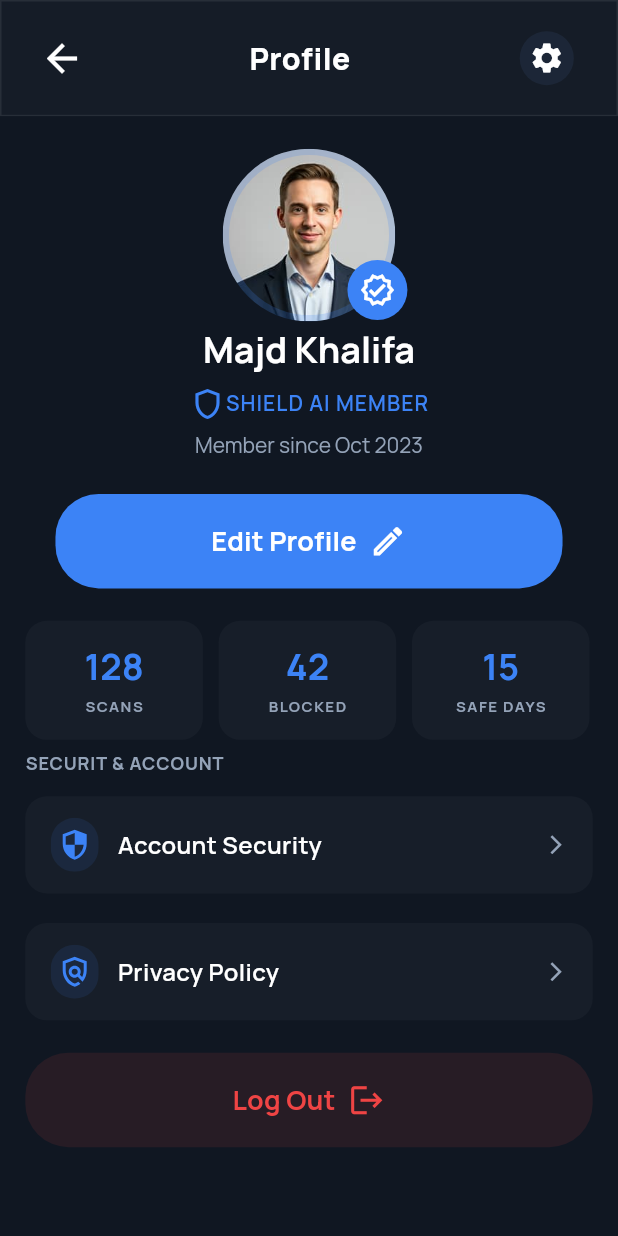
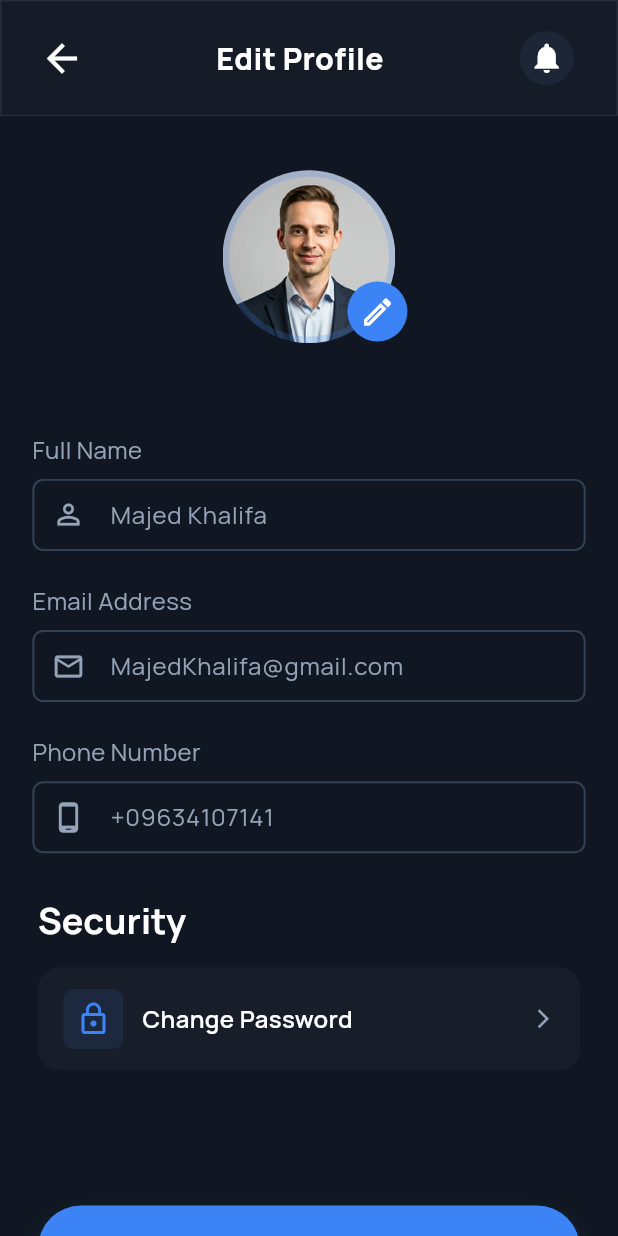
Before and after one commit to Ahmad230798/Syrian-currency, a Flutter app: the screen it shows after launch, on a phone screen of 412 x 824 dp. Run offline on Flutter 3.47's test engine with Material 3 defaults, Android fonts, the phone set to English and light mode, and no system bars; our stand-ins replace dotted_border, flutter_screenutil, flutter_svg.

Commit message:
adiing some common widgets like image holder and options card finished the edite profile ui screen

```diff
--- a/lib/core/routing/app_route.dart
+++ b/lib/core/routing/app_route.dart
@@ -2,6 +2,7 @@ import 'package:flutter/material.dart';
 import 'package:syrian_currency/core/routing/routes.dart';
 import 'package:syrian_currency/feature/auth/pages/login_screen.dart';
 import 'package:syrian_currency/feature/auth/pages/signup_screen.dart';
+import 'package:syrian_currency/feature/edite_profile/ui/edit_profile_screen.dart';
 import 'package:syrian_currency/feature/home/ui/home_screeen.dart';
 import 'package:syrian_currency/feature/onbording/page_cntroller.dart';
 import 'package:syrian_currency/feature/profile/ui/profile_screen.dart';
@@ -22,6 +23,8 @@ class AppRoute {
         return MaterialPageRoute(builder: (_) => ScanResultScreen());
       case Routes.profile:
         return MaterialPageRoute(builder: (_) => ProfileScreen());
+      case Routes.editProfile:
+        return MaterialPageRoute(builder: (_) => EditProfileScreen());
       default:
         return MaterialPageRoute(
           builder: (_) => Scaffold(
--- a/lib/core/routing/routes.dart
+++ b/lib/core/routing/routes.dart
@@ -5,4 +5,5 @@ class Routes {
   static const String home = '/home';
   static const String scanResult = '/scanResult';
   static const String profile = '/profile';
+  static const String editProfile = '/editProfile';
 }
--- a/lib/core/widgets/app_bottom.dart
+++ b/lib/core/widgets/app_bottom.dart
@@ -64,7 +64,7 @@ class AppBottom extends StatelessWidget {
               style:
                   textStyle ??
                   AppTextStyle.font18bold.copyWith(
-                    color: color ?? Colors.white,
+                    color: textcolor ?? Colors.white,
                   ),
               textAlign: TextAlign.center,
             ),
--- a/lib/feature/profile/widgets/security_and_account_card.dart
+++ b/lib/core/widgets/options_card.dart
@@ -1,16 +1,17 @@
 import 'package:flutter/material.dart';
 import 'package:flutter_screenutil/flutter_screenutil.dart';
-import 'package:flutter_svg/flutter_svg.dart';
 import 'package:syrian_currency/core/constants/app_color.dart';
 import 'package:syrian_currency/core/constants/app_text_style.dart';
 
-class SecurityAndAccountCard extends StatelessWidget {
+class OptionsCard extends StatelessWidget {
   final Widget widget;
   final String text;
-  const SecurityAndAccountCard({
+  final IconData? icon;
+  const OptionsCard({
     super.key,
     required this.widget,
     required this.text,
+    this.icon,
   });
 
   @override
@@ -34,7 +35,11 @@ class SecurityAndAccountCard extends StatelessWidget {
             ),
           ),
           Spacer(),
-          Icon(Icons.arrow_forward_ios, color: AppColor.grayText, size: 15),
+          Icon(
+            icon ?? Icons.arrow_forward_ios,
+            color: AppColor.grayText,
+            size: 15,
+          ),
         ],
       ),
     );
--- /dev/null
+++ b/lib/core/widgets/profile_image_holder.dart
@@ -0,0 +1,41 @@
+import 'package:flutter/material.dart';
+import 'package:flutter_screenutil/flutter_screenutil.dart';
+import 'package:syrian_currency/core/constants/app_color.dart';
+
+class ProfileImageHolder extends StatelessWidget {
+  final String imagePath;
+  final IconData icon;
+  const ProfileImageHolder({super.key, required this.imagePath, required this.icon});
+
+  @override
+  Widget build(BuildContext context) {
+    return Stack(
+      children: [
+        Container(
+          width: 128.w,
+          height: 128.h,
+          decoration: BoxDecoration(
+            shape: BoxShape.circle,
+            border: Border.all(
+              strokeAlign: BorderSide.strokeAlignInside,
+              color: AppColor.blue.withOpacity(0.2),
+              width: 4.w,
+              style: BorderStyle.solid,
+            ),
+            image: DecorationImage(
+              image: AssetImage(imagePath),
+            ),
+          ),
+        ),
+        Positioned(
+          bottom: 1,
+          right: 2,
+          child: CircleAvatar(
+            backgroundColor: AppColor.blue,
+            child: Icon(icon, color: Colors.white),
+          ),
+        ),
+      ],
+    );
+  }
+}
--- a/lib/feature/auth/pages/login_screen.dart
+++ b/lib/feature/auth/pages/login_screen.dart
@@ -54,7 +54,7 @@ class LoginScreen extends StatelessWidget {
                                 style: AppTextStyle.font24bold,
                               ),
                               SizedBox(height: 32),
-                              LogInForm(),
+                              const LogInForm(),
                             ],
                           ),
                         ),
--- a/lib/feature/auth/pages/signup_screen.dart
+++ b/lib/feature/auth/pages/signup_screen.dart
@@ -51,7 +51,7 @@ class SignupScreen extends StatelessWidget {
                             ),
                           ),
                           SizedBox(height: 32.h),
-                          SignUpForm(),
+                          const SignUpForm(),
                           SizedBox(height: 32.h),
                           Divider(color: AppColor.gray, height: 0.1),
                           SizedBox(height: 24.h),
--- /dev/null
+++ b/lib/feature/edite_profile/ui/edit_profile_screen.dart
@@ -0,0 +1,76 @@
+import 'package:flutter/material.dart';
+import 'package:flutter_screenutil/flutter_screenutil.dart';
+import 'package:syrian_currency/core/constants/app_color.dart';
+import 'package:syrian_currency/core/constants/app_text_style.dart';
+import 'package:syrian_currency/core/widgets/app_bottom.dart';
+import 'package:syrian_currency/core/widgets/my_app_bar.dart';
+import 'package:syrian_currency/core/widgets/options_card.dart';
+import 'package:syrian_currency/core/widgets/profile_image_holder.dart';
+import 'package:syrian_currency/feature/edite_profile/widgets/profile_form.dart';
+
+class EditProfileScreen extends StatelessWidget {
+  const EditProfileScreen({super.key});
+
+  @override
+  Widget build(BuildContext context) {
+    return Scaffold(
+      body: SafeArea(
+        child: Column(
+          children: [
+            MyAppBar(title: "Edit Profile"),
+
+            Expanded(
+              child: SingleChildScrollView(
+                child: Column(
+                  children: [
+                    40.verticalSpace,
+                    ProfileImageHolder(
+                      imagePath: "assets/images/profile_image.png",
+                      icon: Icons.edit_outlined,
+                    ),
+                    66.verticalSpace,
+                    ProfileForm(),
+                    32.verticalSpace,
+                    Padding(
+                      padding: EdgeInsets.symmetric(horizontal: 24.w),
+                      child: Column(
+                        crossAxisAlignment: CrossAxisAlignment.start,
+                        children: [
+                          Text("Security", style: AppTextStyle.font24bold),
+                          17.verticalSpace,
+                          OptionsCard(
+                            widget: Container(
+                              width: 40,
+                              height: 40,
+                              decoration: BoxDecoration(
+                                color: AppColor.blue.withOpacity(0.1),
+                                borderRadius: BorderRadius.circular(8.r),
+                              ),
+                              child: Icon(
+                                Icons.lock_outline,
+                                color: AppColor.blue,
+                              ),
+                            ),
+                            text: "Change Password",
+                          ),
+                          100.verticalSpace,
+                          AppBottom(
+                            text: "Save Changes",
+                            textcolor: Colors.black,
+                            icon: Icons.check,
+                            color: Colors.black,
+                          ),
+                          24.verticalSpace,
+                        ],
+                      ),
+                    ),
+                  ],
+                ),
+              ),
+            ),
+          ],
+        ),
+      ),
+    );
+  }
+}
--- /dev/null
+++ b/lib/feature/edite_profile/widgets/profile_form.dart
@@ -0,0 +1,68 @@
+import 'package:flutter/material.dart';
+import 'package:flutter_screenutil/flutter_screenutil.dart';
+import 'package:syrian_currency/core/constants/app_color.dart';
+import 'package:syrian_currency/core/constants/app_text_style.dart';
+import 'package:syrian_currency/core/widgets/app_text_form_field.dart';
+
+class ProfileForm extends StatelessWidget {
+  const ProfileForm({super.key});
+
+  @override
+  Widget build(BuildContext context) {
+    return Padding(
+      padding: EdgeInsets.symmetric(horizontal: 24.h),
+      child: Column(
+        crossAxisAlignment: CrossAxisAlignment.start,
+        children: [
+          Text(
+            "Full Name",
+            style: AppTextStyle.font16medium.copyWith(
+              fontWeight: FontWeight.w400,
+            ),
+          ),
+          8.verticalSpace,
+          AppTextFormField(
+            hinttText: "Majed Khalifa",
+            prefixIcone: Icon(
+              Icons.person_outline,
+              color: AppColor.grayText,
+              size: 22,
+            ),
+          ),
+          24.verticalSpace,
+          Text(
+            "Email Address",
+            style: AppTextStyle.font16medium.copyWith(
+              fontWeight: FontWeight.w400,
+            ),
+          ),
+          8.verticalSpace,
+          AppTextFormField(
+            hinttText: "MajedKhalifa@gmail.com",
+            prefixIcone: Icon(
+              Icons.email_outlined,
+              color: AppColor.grayText,
+              size: 22,
+            ),
+          ),
+          24.verticalSpace,
+          Text(
+            "Phone Number",
+            style: AppTextStyle.font16medium.copyWith(
+              fontWeight: FontWeight.w400,
+            ),
+          ),
+          8.verticalSpace,
+          AppTextFormField(
+            hinttText: "+09634107141",
+            prefixIcone: Icon(
+              Icons.phone_android_outlined,
+              color: AppColor.grayText,
+              size: 22,
+            ),
+          ),
+        ],
+      ),
+    );
+  }
+}
--- a/lib/feature/home/ui/home_screeen.dart
+++ b/lib/feature/home/ui/home_screeen.dart
@@ -18,7 +18,10 @@ class HomeScreeen extends StatelessWidget {
       body: SafeArea(
         child: Column(
           children: [
-            MyAppBar(title: 'Home', suffixsIcon: SvgPicture.asset("assets/svgs/app_bar_logo.svg"),),
+            MyAppBar(
+              title: 'Home',
+              suffixsIcon: SvgPicture.asset("assets/svgs/app_bar_logo.svg"),
+            ),
             Expanded(
               child: SingleChildScrollView(
                 child: Padding(
@@ -72,7 +75,7 @@ class HomeScreeen extends StatelessWidget {
                                   ),
                                 ),
                                 SizedBox(height: 24.h),
-                                AppBottom(text: "Start System Scan"),
+                                const AppBottom(text: "Start System Scan"),
                               ],
                             ),
                           ),
@@ -83,7 +86,7 @@ class HomeScreeen extends StatelessWidget {
                         width: 1.sw,
                         decoration: BoxDecoration(
                           borderRadius: BorderRadius.circular(32.r),
-                          color:AppColor.mainContainerBackGround
+                          color: AppColor.mainContainerBackGround,
                         ),
                         child: Row(
                           children: [
@@ -127,7 +130,7 @@ class HomeScreeen extends StatelessWidget {
                         ),
                       ),
                       SizedBox(height: 16.h),
-                      ActivitiesList(),
+                      const ActivitiesList(),
                     ],
                   ),
                 ),
--- a/lib/feature/onbording/pages/on_boarding1.dart
+++ b/lib/feature/onbording/pages/on_boarding1.dart
@@ -14,7 +14,7 @@ class OnBoarding1 extends StatelessWidget {
       mainAxisAlignment: MainAxisAlignment.start,
       crossAxisAlignment: CrossAxisAlignment.center,
       children: [
-        OnBoardingHeader(),
+     const   OnBoardingHeader(),
         OnboardingPicHolder(
           imagePath: 'assets/images/onboarding_1image.png',
           isActive: false,
--- a/lib/feature/onbording/pages/on_boarding2.dart
+++ b/lib/feature/onbording/pages/on_boarding2.dart
@@ -13,7 +13,7 @@ class OnBoarding2 extends StatelessWidget {
       mainAxisAlignment: MainAxisAlignment.start,
       crossAxisAlignment: CrossAxisAlignment.center,
       children: [
-        OnBoardingHeader(),
+      const  OnBoardingHeader(),
         SizedBox(height: 33.h),
         Container(
           height: 340.h,
--- a/lib/feature/onbording/pages/on_boarding3.dart
+++ b/lib/feature/onbording/pages/on_boarding3.dart
@@ -14,7 +14,7 @@ class OnBoarding3 extends StatelessWidget {
       mainAxisAlignment: MainAxisAlignment.start,
       crossAxisAlignment: CrossAxisAlignment.center,
       children: [
-        OnBoardingHeader(),
+        const OnBoardingHeader(),
         SizedBox(height: 33.h),
         OnboardingPicHolder(
           color1: Color(0xFF3C83F6).withOpacity(0.02),
--- a/lib/feature/profile/ui/profile_screen.dart
+++ b/lib/feature/profile/ui/profile_screen.dart
@@ -5,8 +5,9 @@ import 'package:syrian_currency/core/constants/app_color.dart';
 import 'package:syrian_currency/core/constants/app_text_style.dart';
 import 'package:syrian_currency/core/widgets/app_bottom.dart';
 import 'package:syrian_currency/core/widgets/my_app_bar.dart';
+import 'package:syrian_currency/core/widgets/profile_image_holder.dart';
 import 'package:syrian_currency/feature/profile/widgets/info_card.dart';
-import 'package:syrian_currency/feature/profile/widgets/security_and_account_card.dart';
+import 'package:syrian_currency/core/widgets/options_card.dart';
 
 class ProfileScreen extends StatelessWidget {
   const ProfileScreen({super.key});
@@ -17,7 +18,7 @@ class ProfileScreen extends StatelessWidget {
       body: SafeArea(
         child: Column(
           children: [
-            MyAppBar(title: "Profile", icon: Icons.settings),
+            const MyAppBar(title: "Profile", icon: Icons.settings),
             Expanded(
               child: SingleChildScrollView(
                 child: Center(
@@ -28,38 +29,9 @@ class ProfileScreen extends StatelessWidget {
                     ),
                     child: Column(
                       children: [
-                        Stack(
-                          children: [
-                            Container(
-                              width: 128.w,
-                              height: 128.h,
-                              decoration: BoxDecoration(
-                                shape: BoxShape.circle,
-                                border: Border.all(
-                                  strokeAlign: BorderSide.strokeAlignInside,
-                                  color: AppColor.blue.withOpacity(0.2),
-                                  width: 4.w,
-                                  style: BorderStyle.solid,
-                                ),
-                                image: DecorationImage(
-                                  image: AssetImage(
-                                    "assets/images/profile_image.png",
-                                  ),
-                                ),
-                              ),
-                            ),
-                            Positioned(
-                              bottom: 1,
-                              right: 2,
-                              child: CircleAvatar(
-                                backgroundColor: AppColor.blue,
-                                child: Icon(
-                                  Icons.verified_outlined,
-                                  color: Colors.white,
-                                ),
-                              ),
-                            ),
-                          ],
+                        ProfileImageHolder(
+                          imagePath: "assets/images/profile_image.png",
+                          icon: Icons.verified_outlined,
                         ),
                         3.verticalSpace,
                         Text("Majd Khalifa", style: AppTextStyle.font24bold),
@@ -87,7 +59,7 @@ class ProfileScreen extends StatelessWidget {
                         24.verticalSpace,
                         Padding(
                           padding: EdgeInsets.symmetric(horizontal: 19.w),
-                          child: AppBottom(
+                          child: const AppBottom(
                             text: "Edit Profile",
                             boxShadow: [],
                             icon: Icons.edit_outlined,
@@ -96,11 +68,26 @@ class ProfileScreen extends StatelessWidget {
                         24.verticalSpace,
                         Row(
                           children: [
-                            InfoCard(number: '128', text: 'SCANS'),
-                            10.horizontalSpace,
-                            InfoCard(number: "42", text: "BLOCKED"),
-                            10.horizontalSpace,
-                            InfoCard(number: "15", text: "SAFE DAYS"),
+                            Expanded(
+                              child: const InfoCard(
+                                number: '128',
+                                text: 'SCANS',
+                              ),
+                            ),
+                            12.horizontalSpace,
+                            Expanded(
+                              child: const InfoCard(
+                                number: "42",
+                                text: "BLOCKED",
+                              ),
+                            ),
+                            12.horizontalSpace,
+                            Expanded(
+                              child: const InfoCard(
+                                number: "15",
+                                text: "SAFE DAYS",
+                              ),
+                            ),
                           ],
                         ),
                         8.verticalSpace,
@@ -110,7 +97,7 @@ class ProfileScreen extends StatelessWidget {
                             crossAxisAlignment: CrossAxisAlignment.start,
                             children: [
                               Text(
-                                "SECURIT & ACCOUNT",
+                                "SECURITY & ACCOUNT",
                                 style: AppTextStyle.font12semibold.copyWith(
                                   fontWeight: FontWeight.w700,
                                   color: AppColor.grayText,
@@ -118,14 +105,14 @@ class ProfileScreen extends StatelessWidget {
                                 textAlign: TextAlign.start,
                               ),
                               16.verticalSpace,
-                              SecurityAndAccountCard(
+                              OptionsCard(
                                 widget: SvgPicture.asset(
                                   "assets/svgs/shield.svg",
                                 ),
                                 text: 'Account Security',
                               ),
                               22.verticalSpace,
-                              SecurityAndAccountCard(
+                              OptionsCard(
                                 widget: SvgPicture.asset(
                                   "assets/svgs/shield_search.svg",
                                 ),
--- a/lib/feature/profile/widgets/info_card.dart
+++ b/lib/feature/profile/widgets/info_card.dart
@@ -11,8 +11,7 @@ class InfoCard extends StatelessWidget {
   @override
   Widget build(BuildContext context) {
     return Container(
-      width: 112.w,
-      padding: EdgeInsets.symmetric(horizontal: 25.w, vertical: 16.h),
+      padding: EdgeInsets.symmetric(vertical: 16.h),
       decoration: BoxDecoration(
         color: AppColor.mainContainerBackGround,
         borderRadius: BorderRadius.circular(16.r),
--- a/lib/feature/scan_result/ui/scan_result_screen.dart
+++ b/lib/feature/scan_result/ui/scan_result_screen.dart
@@ -63,10 +63,7 @@ class _ScanResultScreenState extends State<ScanResultScreen> {
           opacity: _isFabVisible ? 1.0 : 0.0,
           child: Padding(
             padding: EdgeInsets.only(left: 24.w),
-            child: Padding(
-              padding: EdgeInsets.only(left: 24.w),
-              child: AppBottom(text: "Scan Again", icon: Icons.camera_outlined),
-            ),
+            child: AppBottom(text: "Scan Again", icon: Icons.camera_outlined),
           ),
         ),
       ),
--- a/lib/feature/scan_result/widgets/validation_points.dart
+++ b/lib/feature/scan_result/widgets/validation_points.dart
@@ -1,7 +1,6 @@
 import 'package:flutter/material.dart';
 import 'package:flutter_screenutil/flutter_screenutil.dart';
 import 'package:syrian_currency/core/constants/app_color.dart';
-import 'package:syrian_currency/feature/scan_result/ui/scan_result_screen.dart';
 import 'package:syrian_currency/feature/scan_result/widgets/menu_item.dart';
 
 class ValidationPoints extends StatelessWidget {
@@ -16,8 +15,9 @@ class ValidationPoints extends StatelessWidget {
         color: AppColor.mainContainerBackGround,
       ),
 
+      child: ClipRRect(
+        borderRadius: BorderRadius.circular(48.r),
         child: Column(
-
           children: [
             MenuItem(
               icon: Icons.water_drop_outlined,
@@ -38,6 +38,7 @@ class ValidationPoints extends StatelessWidget {
             ),
           ],
         ),
+      ),
     );
   }
 }
--- a/lib/my_app.dart
+++ b/lib/my_app.dart
@@ -18,7 +18,7 @@ class MyApp extends StatelessWidget {
       child: MaterialApp(
         debugShowCheckedModeBanner: false,
         theme: ThemeData(scaffoldBackgroundColor: AppColor.backGroundColor),
-        initialRoute: Routes.profile,
+        initialRoute: Routes.editProfile,
         onGenerateRoute: appRoute.generateRoute,
       ),
     );
```
Lines whose indentation alone changed are shown as unchanged.
